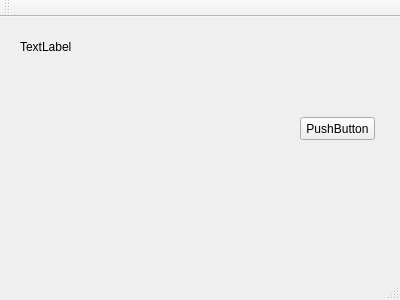
Above: mainwindow.ui from Teras23/activityrecorder before the change. Below: the same form after it.
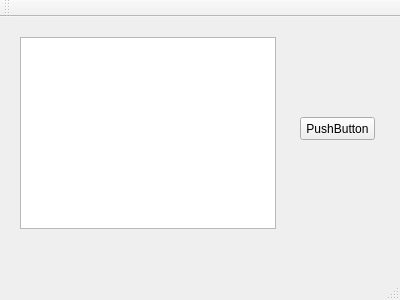
That is the form after the change.

Diff of the .ui file:
```diff
--- a/mainwindow.ui
+++ b/mainwindow.ui
@@ -30,18 +30,15 @@
      <bool>false</bool>
     </property>
    </widget>
-   <widget class="QLabel" name="label">
+   <widget class="QTextBrowser" name="textBrowser">
     <property name="geometry">
      <rect>
       <x>20</x>
       <y>20</y>
-      <width>341</width>
-      <height>20</height>
+      <width>256</width>
+      <height>192</height>
      </rect>
     </property>
-    <property name="text">
-     <string>TextLabel</string>
-    </property>
    </widget>
   </widget>
   <widget class="QMenuBar" name="menuBar">
```
